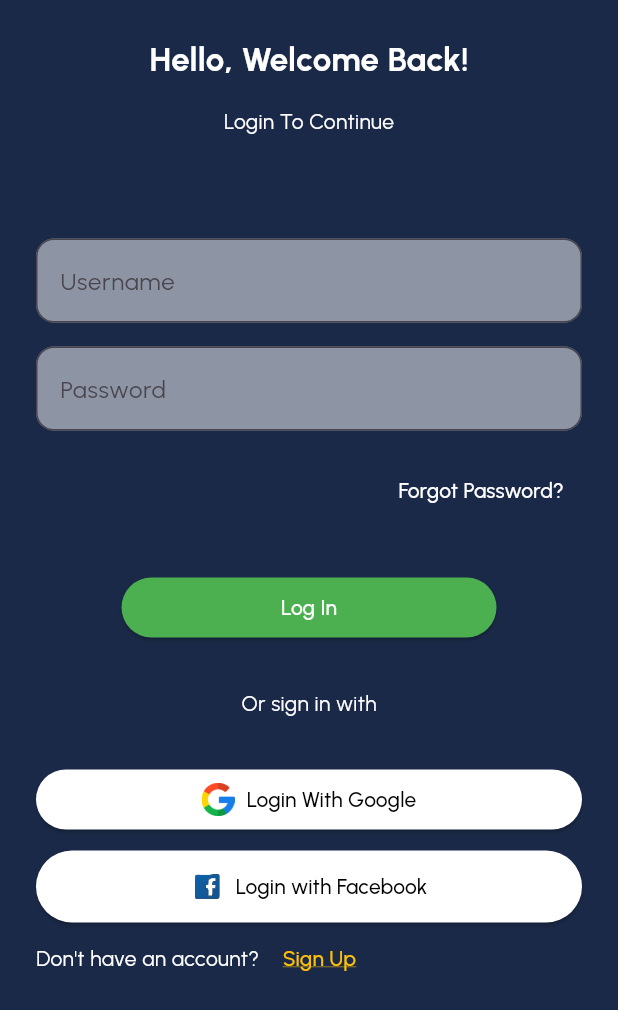
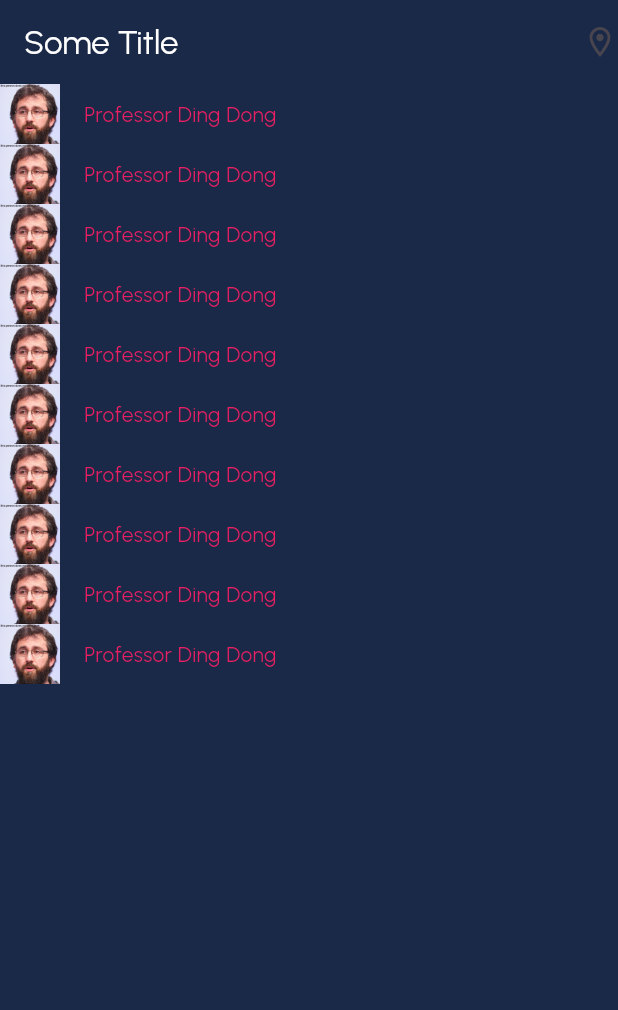
Before and after one commit to Prajjawal12/GrinSync, a Flutter app: the screen it shows after launch, after a tap on "Log In", on a phone screen of 412 x 824 dp. Shown: the top 1010 px of the screen. Run offline on Flutter 3.47's test engine with Material 3 defaults, Android fonts, the phone set to English and light mode, and no system bars.

Commit message:
started creating home page

```diff
--- a/lib/login_page.dart
+++ /dev/null
@@ -1,183 +0,0 @@
-import 'package:flutter/material.dart';
-
-class LoginPage extends StatelessWidget {
-  const LoginPage({super.key});
-  @override
-  Widget build(BuildContext context) {
-    return Scaffold(
-      body: SingleChildScrollView(
-        child: Padding(
-          padding: EdgeInsets.all(24),
-          child: Column(
-            children: [
-              Spacer(),
-              const Text(
-                'Hello, Welcome Back!',
-                style: TextStyle(
-                    color: Colors.white,
-                    fontSize: 22,
-                    fontWeight: FontWeight.bold,
-                    fontFamily: 'Urbanist'),
-              ),
-              SizedBox(
-                height: 16,
-              ),
-              const Text(
-                'Login To Continue',
-                style: TextStyle(color: Colors.white),
-              ),
-              SizedBox(
-                height: 68,
-              ),
-              TextField(
-                decoration: InputDecoration(
-                  hintText: 'Username',
-                  border: const OutlineInputBorder(
-                    borderRadius: BorderRadius.all(
-                      Radius.circular(12),
-                    ),
-                  ),
-                  filled: true,
-                  fillColor: Colors.white.withOpacity(0.5),
-                ),
-              ),
-              SizedBox(
-                height: 16,
-              ),
-              TextField(
-                decoration: InputDecoration(
-                  hintText: 'Password',
-                  border: OutlineInputBorder(
-                    borderRadius: BorderRadius.all(
-                      Radius.circular(12),
-                    ),
-                  ),
-                  filled: true,
-                  fillColor: Colors.white.withOpacity(0.5),
-                ),
-              ),
-              SizedBox(
-                height: 16,
-              ),
-              Align(
-                alignment: Alignment.centerRight,
-                child: TextButton(
-                  onPressed: () {
-                    print('clicked');
-                  },
-                  style: TextButton.styleFrom(foregroundColor: Colors.white),
-                  child: const Text('Forgot Password?'),
-                ),
-              ),
-              SizedBox(
-                height: 30,
-              ),
-              SizedBox(
-                width: 250,
-                child: ElevatedButton(
-                  onPressed: () {
-                    print("Login clicked");
-                  },
-                  style:
-                      ElevatedButton.styleFrom(backgroundColor: Colors.green),
-                  child: const Text(
-                    'Log In',
-                    style: TextStyle(color: Colors.white),
-                  ),
-                ),
-              ),
-              SizedBox(
-                height: 30,
-              ),
-              Text(
-                'Or sign in with',
-                style: TextStyle(color: Colors.white),
-              ),
-              SizedBox(
-                height: 30,
-              ),
-              ElevatedButton(
-                style: ElevatedButton.styleFrom(
-                  backgroundColor: Colors.white,
-                  foregroundColor: Colors.black,
-                  shape: RoundedRectangleBorder(
-                    borderRadius: BorderRadius.all(
-                      Radius.circular(50),
-                    ),
-                  ),
-                ),
-                onPressed: () {
-                  print('Google Is Clicked');
-                },
-                child: Row(
-                  mainAxisAlignment: MainAxisAlignment.center,
-                  children: [
-                    Image.asset(
-                      'assets/images/google.png',
-                      width: 22,
-                      height: 22,
-                    ),
-                    SizedBox(
-                      width: 8,
-                    ),
-                    const Text('Login With Google')
-                  ],
-                ),
-              ),
-              SizedBox(
-                height: 10,
-              ),
-              SizedBox(
-                height: 48,
-                child: ElevatedButton(
-                  style: ElevatedButton.styleFrom(
-                    foregroundColor: Colors.black,
-                    backgroundColor: Colors.white,
-                    shape: RoundedRectangleBorder(
-                      borderRadius: BorderRadius.all(
-                        Radius.circular(50),
-                      ),
-                    ),
-                  ),
-                  onPressed: () {},
-                  child: Row(
-                    mainAxisAlignment: MainAxisAlignment.center,
-                    children: [
-                      Image.asset(
-                        'assets/images/facebook.png',
-                        width: 22,
-                        height: 22,
-                      ),
-                      SizedBox(
-                        width: 8,
-                      ),
-                      const Text('Login with Facebook')
-                    ],
-                  ),
-                ),
-              ),
-              Row(
-                children: [
-                  Text(
-                    'Don\'t have an account? ',
-                    style: TextStyle(color: Colors.white),
-                  ),
-                  TextButton(
-                    onPressed: () {},
-                    child: Text(
-                      'Sign Up',
-                      style: TextStyle(
-                          decoration: TextDecoration.underline,
-                          decorationColor: Colors.amber),
-                    ),
-                    style: TextButton.styleFrom(foregroundColor: Colors.amber),
-                  )
-                ],
-              )
-            ],
-          ),
-        ),
-      ),
-    );
-  }
-}
--- a/lib/main.dart
+++ b/lib/main.dart
@@ -1,5 +1,6 @@
 import 'package:flutter/material.dart';
-import 'package:social_media_app/login_page.dart';
+import 'package:social_media_app/pages/home_page.dart';
+import 'package:social_media_app/pages/login_page.dart';
 import 'package:social_media_app/styles/app_colors.dart';
 
 void main() {
@@ -16,6 +17,11 @@ class MyApp extends StatelessWidget {
       ),
       debugShowCheckedModeBanner: false,
       home: LoginPage(),
+      initialRoute: '/',
+      routes: {
+        '/login': (context) => LoginPage(),
+        '/home': (context) => HomePage(),
+      },
     );
   }
 }
--- /dev/null
+++ b/lib/pages/home_page.dart
@@ -0,0 +1,49 @@
+import 'package:flutter/material.dart';
+import 'package:social_media_app/styles/app_colors.dart';
+
+class HomePage extends StatelessWidget {
+  const HomePage({super.key});
+  @override
+  Widget build(BuildContext context) {
+    return Scaffold(
+      appBar: AppBar(
+        backgroundColor: AppColors.background,
+        title: Text(
+          'Some Title',
+          style: TextStyle(color: Colors.white),
+        ),
+        actions: [Icon(Icons.location_on_outlined)],
+      ),
+      body: ListView(
+        children: mockUsersFromServer(),
+      ),
+    );
+  }
+
+  Widget _userItem() {
+    return Row(
+      children: [
+        Image.asset(
+          'assets/temp/dummy_profile.jpeg',
+          width: 40,
+          height: 40,
+        ),
+        SizedBox(
+          width: 16,
+        ),
+        Text(
+          'Professor Ding Dong',
+          style: TextStyle(color: Colors.pink),
+        ),
+      ],
+    );
+  }
+
+  List<Widget> mockUsersFromServer() {
+    List<Widget> users = [];
+    for (var i = 0; i < 10; i++) {
+      users.add(_userItem());
+    }
+    return users;
+  }
+}
--- /dev/null
+++ b/lib/pages/login_page.dart
@@ -0,0 +1,190 @@
+import 'package:flutter/material.dart';
+import 'package:social_media_app/pages/home_page.dart';
+
+class LoginPage extends StatelessWidget {
+  const LoginPage({super.key});
+
+  @override
+  Widget build(BuildContext context) {
+    return Scaffold(
+      resizeToAvoidBottomInset: false,
+      body: SingleChildScrollView(
+        child: SizedBox(
+          height: MediaQuery.of(context).size.height,
+          child: Padding(
+            padding: EdgeInsets.all(20),
+            child: Column(
+              children: [
+                Spacer(),
+                const Text(
+                  'Hello, Welcome Back!',
+                  style: TextStyle(
+                      color: Colors.white,
+                      fontSize: 22,
+                      fontWeight: FontWeight.bold,
+                      fontFamily: 'Urbanist'),
+                ),
+                SizedBox(
+                  height: 15,
+                ),
+                const Text(
+                  'Login To Continue',
+                  style: TextStyle(color: Colors.white),
+                ),
+                Spacer(),
+                TextField(
+                  decoration: InputDecoration(
+                    hintText: 'Username',
+                    border: const OutlineInputBorder(
+                      borderRadius: BorderRadius.all(
+                        Radius.circular(12),
+                      ),
+                    ),
+                    filled: true,
+                    fillColor: Colors.white.withOpacity(0.5),
+                  ),
+                ),
+                SizedBox(
+                  height: 16,
+                ),
+                TextField(
+                  decoration: InputDecoration(
+                    hintText: 'Password',
+                    border: OutlineInputBorder(
+                      borderRadius: BorderRadius.all(
+                        Radius.circular(12),
+                      ),
+                    ),
+                    filled: true,
+                    fillColor: Colors.white.withOpacity(0.5),
+                  ),
+                ),
+                SizedBox(
+                  height: 16,
+                ),
+                Align(
+                  alignment: Alignment.centerRight,
+                  child: TextButton(
+                    onPressed: () {
+                      print('clicked');
+                    },
+                    style: TextButton.styleFrom(foregroundColor: Colors.white),
+                    child: const Text('Forgot Password?'),
+                  ),
+                ),
+                Spacer(),
+                SizedBox(
+                  width: 250,
+                  child: SizedBox(
+                    height: 47,
+                    width: double.infinity,
+                    child: ElevatedButton(
+                      onPressed: () {
+                        // Navigator.of(context)
+                        //     .push(MaterialPageRoute(builder: (context) {
+                        //   return HomePage();
+                        // }));
+                        Navigator.of(context).pushReplacementNamed('/home');
+                      },
+                      style: ElevatedButton.styleFrom(
+                          backgroundColor: Colors.green),
+                      child: const Text(
+                        'Log In',
+                        style: TextStyle(color: Colors.white),
+                      ),
+                    ),
+                  ),
+                ),
+                Spacer(),
+                Text(
+                  'Or sign in with',
+                  style: TextStyle(color: Colors.white),
+                ),
+                SizedBox(
+                  height: 30,
+                ),
+                ElevatedButton(
+                  style: ElevatedButton.styleFrom(
+                    backgroundColor: Colors.white,
+                    foregroundColor: Colors.black,
+                    shape: RoundedRectangleBorder(
+                      borderRadius: BorderRadius.all(
+                        Radius.circular(50),
+                      ),
+                    ),
+                  ),
+                  onPressed: () {
+                    print('Google Is Clicked');
+                  },
+                  child: Row(
+                    mainAxisAlignment: MainAxisAlignment.center,
+                    children: [
+                      Image.asset(
+                        'assets/images/google.png',
+                        width: 22,
+                        height: 22,
+                      ),
+                      SizedBox(
+                        width: 8,
+                      ),
+                      const Text('Login With Google')
+                    ],
+                  ),
+                ),
+                SizedBox(
+                  height: 10,
+                ),
+                ElevatedButton(
+                  style: ElevatedButton.styleFrom(
+                    foregroundColor: Colors.black,
+                    backgroundColor: Colors.white,
+                    shape: RoundedRectangleBorder(
+                      borderRadius: BorderRadius.all(
+                        Radius.circular(50),
+                      ),
+                    ),
+                  ),
+                  onPressed: () {},
+                  child: Row(
+                    mainAxisAlignment: MainAxisAlignment.center,
+                    children: [
+                      Image.asset(
+                        'assets/images/facebook.png',
+                        width: 22,
+                        height: 22,
+                      ),
+                      SizedBox(
+                        width: 8,
+                      ),
+                      const Text('Login With Facebook')
+                    ],
+                  ),
+                ),
+                Row(
+                  children: [
+                    Text(
+                      'Don\'t have an account? ',
+                      style: TextStyle(color: Colors.white),
+                    ),
+                    TextButton(
+                      onPressed: () {},
+                      child: Text(
+                        'Sign Up',
+                        style: TextStyle(
+                            decoration: TextDecoration.underline,
+                            decorationColor: Colors.amber),
+                      ),
+                      style:
+                          TextButton.styleFrom(foregroundColor: Colors.amber),
+                    )
+                  ],
+                ),
+                Spacer()
+              ],
+            ),
+          ),
+        ),
+      ),
+    );
+  }
+}
--- a/pubspec.yaml
+++ b/pubspec.yaml
@@ -59,6 +59,7 @@ flutter:
   # To add assets to your application, add an assets section, like this:
   assets:
     - assets/images/
+    - assets/temp/
     # - images/a_dot_ham.jpeg
 
   # An image asset can refer to one or more resolution-specific "variants", see
```
Also changed, not shown: assets/temp/dummy_profile.jpeg (added), flutter_01.png (deleted).
